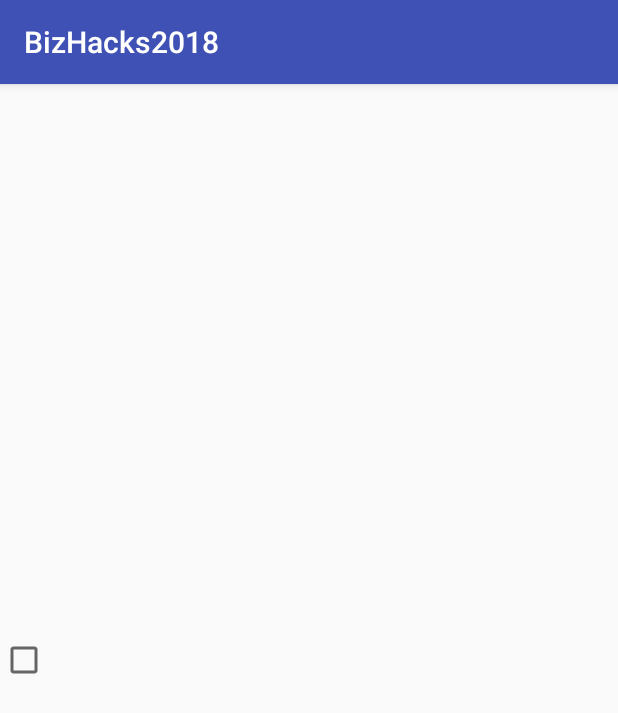
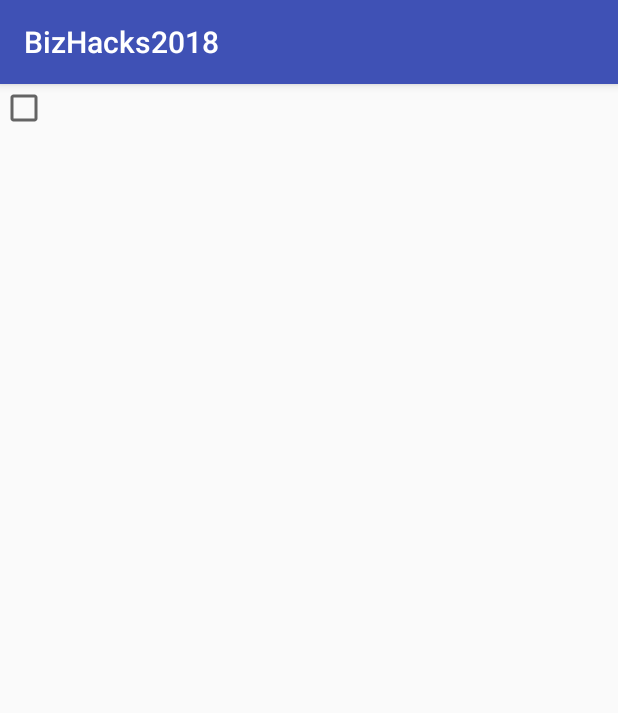
Before and after one commit to RickyRen1/BizHacks2018, an Android app: the ListView screen opened directly, with no data from a screen before it, on a phone screen of 412 x 824 dp. Shown: the top 713 px of the screen. Run offline under Robolectric (Android 15) with nearby library versions, the phone set to English and light mode, and no system bars.

```diff
--- a/BizHacks2018/src/main/java/com/example/ricky/myapplication/MainActivity.java
+++ b/BizHacks2018/src/main/java/com/example/ricky/myapplication/MainActivity.java
@@ -23,6 +23,7 @@ public class MainActivity extends AppCompatActivity {
         super.onCreate(savedInstanceState);
         setContentView(R.layout.activity_main);
 
+        /*
         AsyncTask.execute(new Runnable() {
             @Override
             public void run() {
@@ -34,6 +35,7 @@ public class MainActivity extends AppCompatActivity {
 
             }
         });
+        */
 
         final Button button = findViewById(R.id.button);
         final EditText edittext = findViewById(R.id.searchText);
@@ -43,7 +45,7 @@ public class MainActivity extends AppCompatActivity {
                 query = edittext.getText().toString();
                 Log.v("EditText", query);
                 Intent intent = new Intent(MainActivity.this, SearchActivity.class);
-                intent.putExtra("SEARCH_RESULT", arrItem);
+                //intent.putExtra("SEARCH_RESULT", arrItem);
                 startActivity(intent);
                 /*
                 Intent intent = getIntent();
--- a/BizHacks2018/src/main/res/layout/activity_listview.xml
+++ b/BizHacks2018/src/main/res/layout/activity_listview.xml
@@ -1,28 +1,9 @@
-<?xml version="1.0" encoding="utf-8"?>
-<LinearLayout xmlns:android="http://schemas.android.com/apk/res/android"
-    android:layout_width="match_parent"
-    android:layout_height="match_parent"
-    android:orientation="vertical">
+<CheckedTextView xmlns:android="http://schemas.android.com/apk/res/android"
 
-    <RelativeLayout
-        android:layout_width="match_parent"
-        android:layout_height="match_parent">
-        <TextView
-            android:id="@+id/textView"
-            android:layout_width="fill_parent"
-            android:layout_height="wrap_content"
-            android:layout_gravity="center"
-            android:padding="@dimen/fab_margin"
-            android:layout_marginLeft="30dp"
-            android:layout_alignParentRight="true"
-            android:layout_centerVertical="true"
-            android:textColor="#000" />
-
-        <CheckBox
-            android:id="@+id/checkBox"
-            android:layout_width="match_parent"
-            android:layout_height="wrap_content"
-            android:layout_alignParentLeft="true"
-            android:layout_centerVertical="true"/>
-    </RelativeLayout>
-</LinearLayout>
+    android:id="@+id/checkedTextView1"
+    android:layout_width="wrap_content"
+    android:layout_height="wrap_content"
+    android:text=""
+    android:gravity="center"
+    android:drawableLeft="?android:attr/listChoiceIndicatorMultiple"
+    />
```
Also changed, not shown: BizHacks2018/src/main/java/com/example/ricky/myapplication/SearchActivity.java (+23 -6 lines), BizHacks2018/src/main/res/layout/activity_search.xml (+7 -16 lines).
